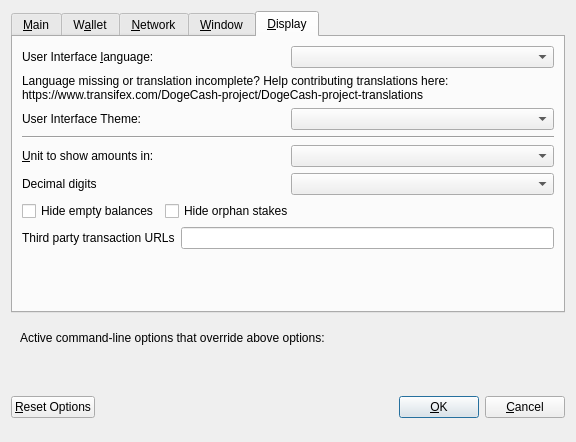
Above: src/qt/forms/optionsdialog.ui from dogecash/dogecash-old before the change. Below: the same form after it.
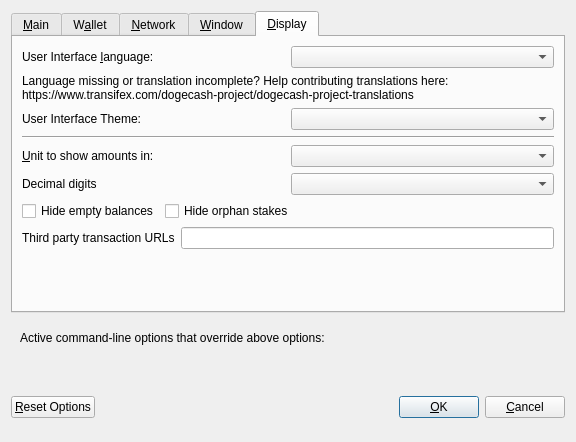
That is the form after the change. Custom widgets are drawn as their Qt base class.

```diff
--- a/src/qt/forms/optionsdialog.ui
+++ b/src/qt/forms/optionsdialog.ui
@@ -524,7 +524,7 @@
          </property>
          <property name="text">
           <string>Language missing or translation incomplete? Help contributing translations here:
-https://www.transifex.com/DogeCash-project/DogeCash-project-translations</string>
+https://www.transifex.com/dogecash-project/dogecash-project-translations</string>
          </property>
          <property name="wordWrap">
           <bool>true</bool>
```
Left out of the diff: 10 changed lines with no effect on the pictures.
